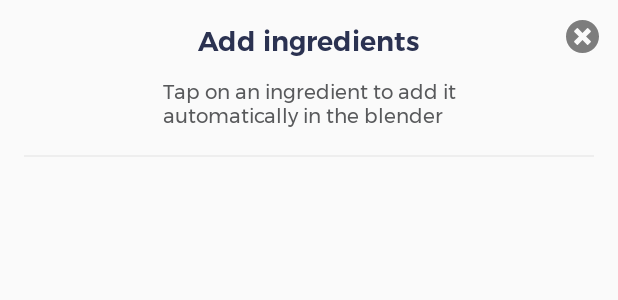
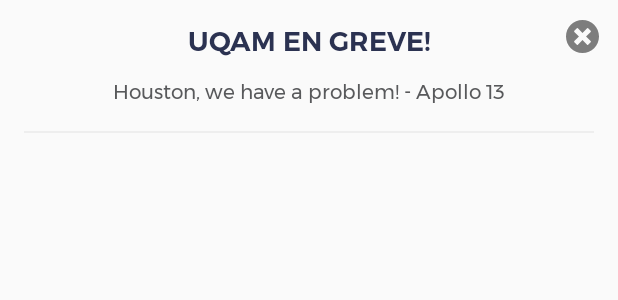
Before and after one commit to mirego/csgames19-competition, an Android app: the layout view_ingredients_dialog.xml on its own in the app's theme, with its tools: preview values and no code run, on a phone screen of 412 x 824 dp. Shown: the top 300 px of the screen. Run offline under Robolectric (Android 15) with nearby library versions, the light colour scheme and no system bars.

Commit message:
Add awesome quotes!

```diff
--- a/android/app/src/main/java/com/csgames/mixparadise/api/DrinkService.kt
+++ b/android/app/src/main/java/com/csgames/mixparadise/api/DrinkService.kt
@@ -8,12 +8,12 @@
 import retrofit2.http.POST
 
 interface DrinkService {
-    // TODO: get ingredients
+
     @Headers("Team: xargonauts")
     @GET("ingredients")
     fun getIngredients(): Call<IngredientList>
 
-    // TODO: serve call
+
     @Headers("Team: xargonauts")
     @POST("serve")
     fun submitRecipe(): Call<RecipeIngredient>
--- a/android/app/src/main/res/layout/view_blender_with_table.xml
+++ b/android/app/src/main/res/layout/view_blender_with_table.xml
@@ -110,7 +110,7 @@
         android:drawablePadding="8dp"
         android:fontFamily="@font/montserrat_bold"
         android:foreground="?selectableItemBackground"
-        android:text="@string/add_ingredients_button"
+        android:text="Bye Felicia!"
         android:textColor="@color/dark_blue_grey"
         android:textSize="14sp"
         app:layout_constraintBottom_toBottomOf="@id/table"
--- a/android/app/src/main/res/values/strings.xml
+++ b/android/app/src/main/res/values/strings.xml
@@ -1,8 +1,8 @@
 <resources>
     <string name="app_name">Mix Paradise</string>
 
-    <string name="ingredients_dialog_title">Add ingredients</string>
-    <string name="ingredients_dialog_subtitle">Tap on an ingredient to add it\nautomatically in the blender</string>
+    <string name="ingredients_dialog_title">UQAM EN GREVE!</string>
+    <string name="ingredients_dialog_subtitle">Houston, we have a problem! - Apollo 13</string>
     <string name="juice_section_title">Juice</string>
     <string name="drink_section_title">Soft Drinks</string>
     <string name="ingredient_section_title">Ingredients</string>
```
